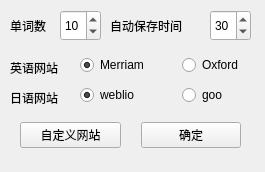
Qt form src/settingswidget.ui (lxl66566/wordsreciter) before a commit.
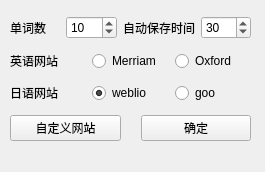
The same form after that commit.

```diff
--- a/src/settingswidget.ui
+++ b/src/settingswidget.ui
@@ -13,15 +13,27 @@
   <property name="windowTitle">
    <string>Form</string>
   </property>
+  <widget class="QWidget" name="verticalLayoutWidget">
+   <property name="geometry">
+    <rect>
+     <x>10</x>
+     <y>10</y>
+     <width>241</width>
+     <height>141</height>
+    </rect>
+   </property>
+   <layout class="QVBoxLayout" name="verticalLayout">
+    <item>
+     <layout class="QHBoxLayout" name="horizontalLayout_4">
+      <item>
+       <widget class="QLabel" name="label">
+        <property name="text">
+         <string>单词数</string>
+        </property>
+       </widget>
+      </item>
+      <item>
   <widget class="QSpinBox" name="page">
-   <property name="geometry">
-    <rect>
-     <x>60</x>
-     <y>10</y>
-     <width>41</width>
-     <height>31</height>
-    </rect>
-   </property>
    <property name="minimum">
     <number>1</number>
    </property>
@@ -29,70 +41,16 @@
     <number>10</number>
    </property>
   </widget>
-  <widget class="QWidget" name="horizontalLayoutWidget">
-   <property name="geometry">
-    <rect>
-     <x>80</x>
-     <y>50</y>
-     <width>198</width>
-     <height>31</height>
-    </rect>
-   </property>
-   <layout class="QHBoxLayout" name="horizontalLayout">
-    <item>
-     <widget class="QRadioButton" name="web1">
-      <property name="text">
-       <string>Merriam</string>
-      </property>
-      <property name="checked">
-       <bool>true</bool>
-      </property>
-     </widget>
     </item>
     <item>
-     <widget class="QRadioButton" name="web2">
-      <property name="text">
-       <string>Oxford</string>
-      </property>
-     </widget>
-    </item>
-   </layout>
-  </widget>
-  <widget class="QLabel" name="label">
-   <property name="geometry">
-    <rect>
-     <x>10</x>
-     <y>10</y>
-     <width>61</width>
-     <height>31</height>
-    </rect>
-   </property>
-   <property name="text">
-    <string>单词数</string>
-   </property>
-  </widget>
   <widget class="QLabel" name="label_2">
-   <property name="geometry">
-    <rect>
-     <x>110</x>
-     <y>10</y>
-     <width>101</width>
-     <height>31</height>
-    </rect>
-   </property>
    <property name="text">
     <string>自动保存时间</string>
    </property>
   </widget>
+      </item>
+      <item>
   <widget class="QSpinBox" name="autosavetime">
-   <property name="geometry">
-    <rect>
-     <x>210</x>
-     <y>10</y>
-     <width>41</width>
-     <height>31</height>
-    </rect>
-   </property>
    <property name="minimum">
     <number>5</number>
    </property>
@@ -103,42 +61,46 @@
     <number>30</number>
    </property>
   </widget>
+      </item>
+     </layout>
+    </item>
+    <item>
+     <layout class="QHBoxLayout" name="horizontalLayout">
+      <item>
   <widget class="QLabel" name="label_3">
-   <property name="geometry">
-    <rect>
-     <x>10</x>
-     <y>60</y>
-     <width>61</width>
-     <height>16</height>
-    </rect>
-   </property>
    <property name="text">
     <string>英语网站</string>
    </property>
   </widget>
+      </item>
+      <item>
+       <widget class="QRadioButton" name="web1">
+        <property name="text">
+         <string>Merriam</string>
+        </property>
+        <property name="checked">
+         <bool>true</bool>
+        </property>
+       </widget>
+      </item>
+      <item>
+       <widget class="QRadioButton" name="web2">
+        <property name="text">
+         <string>Oxford</string>
+        </property>
+       </widget>
+      </item>
+     </layout>
+    </item>
+    <item>
+     <layout class="QHBoxLayout" name="horizontalLayout_2">
+      <item>
   <widget class="QLabel" name="label_4">
-   <property name="geometry">
-    <rect>
-     <x>10</x>
-     <y>90</y>
-     <width>68</width>
-     <height>15</height>
-    </rect>
-   </property>
    <property name="text">
     <string>日语网站</string>
    </property>
   </widget>
-  <widget class="QWidget" name="horizontalLayoutWidget_2">
-   <property name="geometry">
-    <rect>
-     <x>80</x>
-     <y>80</y>
-     <width>198</width>
-     <height>31</height>
-    </rect>
-   </property>
-   <layout class="QHBoxLayout" name="horizontalLayout_2">
+      </item>
     <item>
      <widget class="QRadioButton" name="web3">
       <property name="text">
@@ -157,16 +119,8 @@
      </widget>
     </item>
    </layout>
-  </widget>
-  <widget class="QWidget" name="horizontalLayoutWidget_3">
-   <property name="geometry">
-    <rect>
-     <x>20</x>
-     <y>110</y>
-     <width>221</width>
-     <height>51</height>
-    </rect>
-   </property>
+    </item>
+    <item>
    <layout class="QHBoxLayout" name="horizontalLayout_3">
     <property name="spacing">
      <number>20</number>
@@ -186,6 +140,8 @@
      </widget>
     </item>
    </layout>
+    </item>
+   </layout>
   </widget>
   <zorder>horizontalLayoutWidget</zorder>
   <zorder>label</zorder>
```
Left out of the diff: 9 changed lines with no effect on the pictures. Lines whose indentation alone changed are shown as unchanged.
